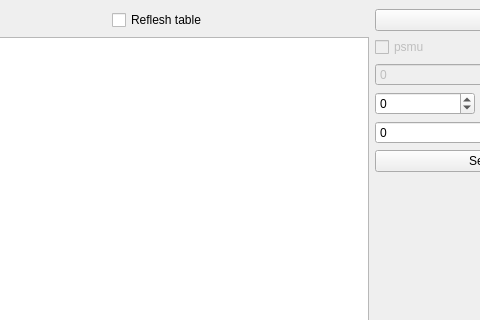
thunderbird95/test_ryzen_smu, file sources/ryzen_control.ui: the form before one commit; both pictures show x 219 to 699 and y 0 to 320 of the 809 by 682 pixel window.
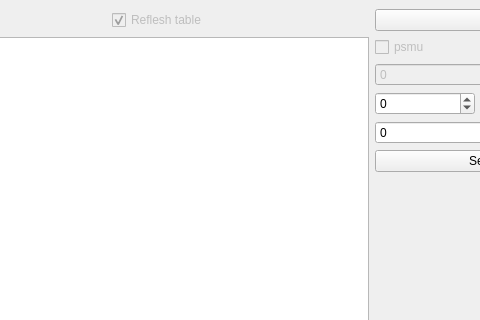
The form after the commit.

```diff
--- a/sources/ryzen_control.ui
+++ b/sources/ryzen_control.ui
@@ -39,11 +39,17 @@
       </item>
       <item row="0" column="2">
        <widget class="QCheckBox" name="enableRefleshTable">
+        <property name="enabled">
+         <bool>false</bool>
+        </property>
         <property name="text">
          <string>Reflesh table</string>
         </property>
+        <property name="checkable">
+         <bool>true</bool>
+        </property>
         <property name="checked">
-         <bool>false</bool>
+         <bool>true</bool>
         </property>
        </widget>
       </item>
```
